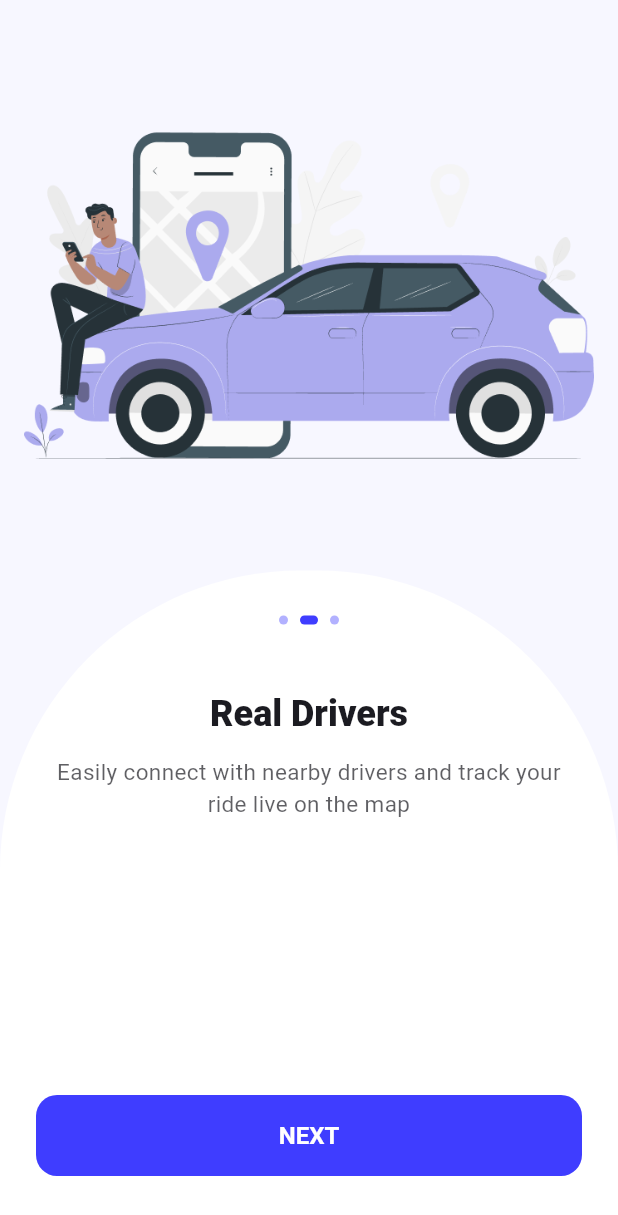
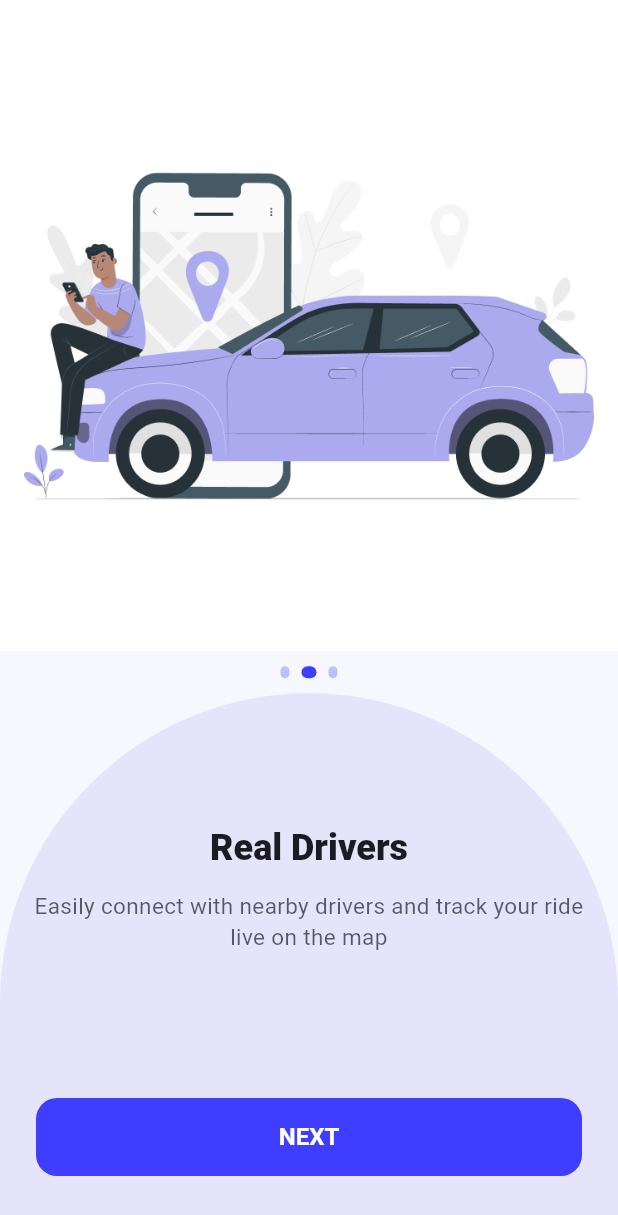
Before and after one commit to IbrahimElshishtawy/RideX, a Flutter app: the screen it shows after launch, after a tap on "NEXT", on a phone screen of 412 x 824 dp. Shown: the top 1215 px of the screen. Run offline on Flutter 3.47's test engine with Material 3 defaults, Android fonts, the phone set to English and light mode, and no system bars; our stand-ins replace flutter_riverpod, go_router, shared_preferences; Roboto replaces fonts that are missing (Cairo).

Commit message:
Update onboarding_carousel_screen.dart

```diff
--- a/ridex/lib/features/auth/presentation/screens/onboarding_carousel_screen.dart
+++ b/ridex/lib/features/auth/presentation/screens/onboarding_carousel_screen.dart
@@ -49,8 +49,7 @@ class _OnboardingCarouselScreenState
     if (_index == items.length - 1) {
       _completeOnboarding();
     } else {
-      _controller.animateToPage(
-        _index + 1,
+      _controller.nextPage(
         duration: const Duration(milliseconds: 350),
         curve: Curves.easeOut,
       );
@@ -60,75 +59,88 @@ class _OnboardingCarouselScreenState
   @override
   Widget build(BuildContext context) {
     final theme = Theme.of(context);
+    const curveColor = Color(0xFFE6E4FA);
 
     return Scaffold(
-      backgroundColor: theme.scaffoldBackgroundColor,
       body: SafeArea(
         child: Column(
           children: [
-            // -------- IMAGE AREA --------
+            // ==================== IMAGE AREA (FIXED BACKGROUND: WHITE) ====================
             Expanded(
               flex: 6,
+              child: Container(
+                width: double.infinity,
+
+                color: Colors.white,
+
                 child: PageView.builder(
                   controller: _controller,
                   itemCount: items.length,
                   onPageChanged: (i) => setState(() => _index = i),
                   itemBuilder: (context, i) {
-                  return Padding(
-                    padding: const EdgeInsets.symmetric(horizontal: 16),
-                    child: Image.asset(items[i].image, fit: BoxFit.contain),
+                    return Container(
+                      margin: const EdgeInsets.symmetric(horizontal: 16),
+                      decoration: BoxDecoration(
+                        color: Colors.white,
+                        image: DecorationImage(
+                          image: AssetImage(items[i].image),
+                          fit: BoxFit.contain,
+                        ),
+                      ),
                     );
                   },
                 ),
               ),
-
-            // -------- CURVED WHITE AREA --------
-            Expanded(
-              flex: 7,
-              child: Stack(
-                alignment: Alignment.topCenter,
-                children: [
-                  // الخلفية Curve
-                  Container(
-                    width: double.infinity,
-                    decoration: BoxDecoration(
-                      color: theme.colorScheme.surface,
-                      borderRadius: const BorderRadius.only(
-                        topLeft: Radius.circular(200),
-                        topRight: Radius.circular(200),
-                      ),
-                    ),
             ),
 
-                  // Indicators
-                  Positioned(
-                    top: 30,
-                    child: Row(
+            const SizedBox(height: 10),
+
+            // ==================== FIXED INDICATORS (لا تتحرك مع الصور) ====================
+            Row(
+              mainAxisAlignment: MainAxisAlignment.center,
               children: List.generate(
                 items.length,
-                        (i) => AnimatedContainer(
+                (dotIndex) => AnimatedContainer(
                   duration: const Duration(milliseconds: 250),
                   margin: const EdgeInsets.symmetric(horizontal: 4),
-                          width: _index == i ? 12 : 6,
-                          height: 6,
+                  width: _index == dotIndex ? 10 : 6,
+                  height: 8,
                   decoration: BoxDecoration(
-                            color: _index == i
+                    color: _index == dotIndex
                         ? theme.colorScheme.primary
-                                : theme.colorScheme.primary.withOpacity(0.4),
-                            borderRadius: BorderRadius.circular(20),
-                          ),
+                        : theme.colorScheme.primary.withOpacity(0.3),
+                    borderRadius: BorderRadius.circular(10),
                   ),
                 ),
               ),
             ),
 
-                  // TEXT CONTENT
+            const SizedBox(height: 10),
+
+            // ==================== CURVED BOTTOM SECTION ====================
+            Expanded(
+              flex: 5,
+              child: Stack(
+                alignment: Alignment.topCenter,
+                children: [
+                  Container(
+                    width: double.infinity,
+                    decoration: const BoxDecoration(
+                      color: curveColor,
+                      borderRadius: BorderRadius.only(
+                        topLeft: Radius.circular(300),
+                        topRight: Radius.circular(300),
+                      ),
+                    ),
+                  ),
+
                   Positioned(
-                    top: 80,
-                    left: 25,
-                    right: 25,
+                    top: 60,
+                    left: 20,
+                    right: 20,
                     child: Column(
                       children: [
+                        const SizedBox(height: 27),
                         Text(
                           items[_index].title,
                           textAlign: TextAlign.center,
@@ -141,22 +153,20 @@ class _OnboardingCarouselScreenState
                           items[_index].desc,
                           textAlign: TextAlign.center,
                           style: theme.textTheme.bodyMedium?.copyWith(
+                            fontSize: 15,
                             color: theme.colorScheme.onSurface.withOpacity(0.7),
-                            fontSize: 15,
                           ),
                         ),
                       ],
                     ),
                   ),
 
-                  // BUTTON
                   Positioned(
                     bottom: 40,
                     left: 24,
                     right: 24,
                     child: SizedBox(
-                      height: 54,
-                      width: double.infinity,
+                      height: 52,
                       child: ElevatedButton(
                         onPressed: _next,
                         child: Text(
```
Lines whose indentation alone changed are shown as unchanged.
